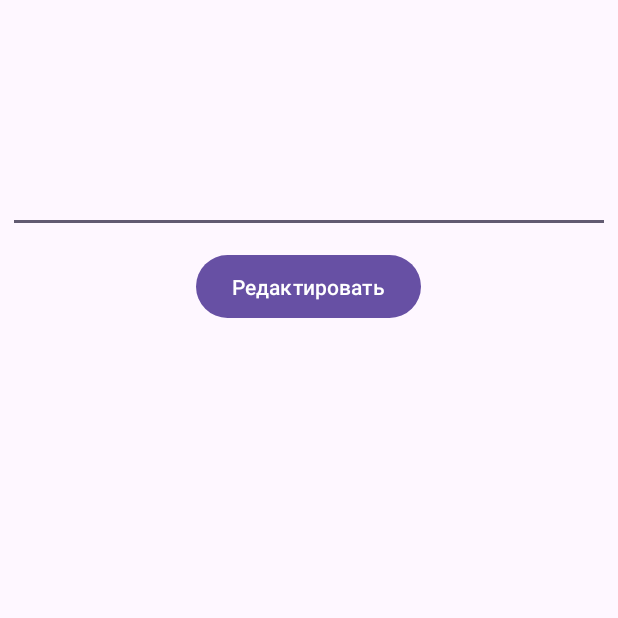
After one commit to Zats1954/fragmentUU, an Android app: the fragment Fragment2 shown on its own in the app's theme, on a phone screen of 412 x 824 dp, the top half of it. The commit adds this screen. Run offline under Robolectric (Android 15) with nearby library versions, the phone set to English and light mode, and no system bars; 1 statement that could not run was skipped.

Commit message:
return data from fragment 2

```diff
--- a/app/build.gradle.kts
+++ b/app/build.gradle.kts
@@ -1,6 +1,7 @@
 plugins {
     alias(libs.plugins.android.application)
     alias(libs.plugins.jetbrains.kotlin.android)
+    alias(libs.plugins.kotlinx.parcelize)
 }
 
 android {
--- /dev/null
+++ b/app/src/main/java/ru/zatsoft/fragments/Fragment2.kt
@@ -0,0 +1,54 @@
+package ru.zatsoft.fragments
+
+import android.os.Build
+import android.os.Bundle
+import androidx.fragment.app.Fragment
+import android.view.LayoutInflater
+import android.view.View
+import android.view.ViewGroup
+import android.widget.Button
+import android.widget.EditText
+import androidx.annotation.RequiresApi
+import androidx.fragment.app.FragmentTransaction
+
+
+class Fragment2 : Fragment(), OnFragmentDataListener {
+
+    private lateinit var onFragmentDataListener: OnFragmentDataListener
+    private var note: Note? = null
+    private lateinit var editTextId: EditText
+
+    @RequiresApi(Build.VERSION_CODES.O)
+    override fun onCreateView(
+        inflater: LayoutInflater, container: ViewGroup?,
+        savedInstanceState: Bundle?
+    ): View? {
+        note = arguments?.getParcelable("note")
+        val view = inflater.inflate(R.layout.fragment_2, container, false)
+        onFragmentDataListener = requireActivity() as OnFragmentDataListener
+        editTextId = view.findViewById(R.id.edit_text_id)
+        val btnAdd = view.findViewById<Button>(R.id.btnAdd)
+        editTextId.setText(note?.string)
+
+
+        btnAdd.setOnClickListener {
+            note?.string = editTextId.text.toString()
+            onData(note!!)
+        }
+        return view
+    }
+
+    override fun onData(note: Note){
+        val bundle = Bundle()
+        bundle.putParcelable("newNote", note)
+        bundle.putInt("key", note.id)
+        val transaction = this.fragmentManager?.beginTransaction()
+        val myFragment =  MyFragment()
+        myFragment.arguments = bundle
+
+        transaction?.replace(R.id.main,myFragment)
+        transaction?.addToBackStack(null)
+        transaction?.setTransition(FragmentTransaction.TRANSIT_FRAGMENT_FADE)
+        transaction?.commit()
+    }
+}
--- /dev/null
+++ b/app/src/main/java/ru/zatsoft/fragments/OnFragmentDataListener.kt
@@ -0,0 +1,5 @@
+package ru.zatsoft.fragments
+
+interface OnFragmentDataListener {
+    fun onData(note:Note)
+}
--- a/app/src/main/res/layout/activity_main.xml
+++ b/app/src/main/res/layout/activity_main.xml
@@ -23,10 +23,6 @@
             android:textSize="@dimen/text_size" />
     </androidx.appcompat.widget.Toolbar>
 
-  <androidx.fragment.app.FragmentContainerView
-      android:id="@+id/fragment"
-      android:layout_width="match_parent"
-      android:layout_height="wrap_content"
-      android:name="ru.zatsoft.fragments.MyFragment"/>
+
 
 </LinearLayout>
--- /dev/null
+++ b/app/src/main/res/layout/fragment_2.xml
@@ -0,0 +1,27 @@
+<?xml version="1.0" encoding="utf-8"?>
+<LinearLayout xmlns:android="http://schemas.android.com/apk/res/android"
+    xmlns:tools="http://schemas.android.com/tools"
+    android:layout_width="match_parent"
+    android:layout_height="match_parent"
+    android:orientation="vertical"
+    tools:context=".MyFragment">
+
+    <EditText
+        android:id="@+id/edit_text_id"
+        android:layout_width="match_parent"
+        android:layout_height="150dp"
+        android:layout_gravity="center"
+        android:layout_margin="@dimen/margin"
+        android:text="Hello World!"
+        />
+
+    <Button
+        android:id="@+id/btnAdd"
+        android:layout_width="wrap_content"
+        android:layout_height="50dp"
+        android:layout_gravity="center"
+        android:layout_margin="@dimen/margin"
+        android:text="@string/button_edit"
+        />
+
+</LinearLayout>
--- a/app/src/main/res/values/strings.xml
+++ b/app/src/main/res/values/strings.xml
@@ -11,4 +11,5 @@
     <string name="add">Добавить</string>
     <!-- TODO: Remove or change this placeholder text -->
     <string name="hello_blank_fragment">Hello blank fragment</string>
+    <string name="button_edit">Редактировать</string>
 </resources>
--- a/build.gradle.kts
+++ b/build.gradle.kts
@@ -2,4 +2,5 @@
 plugins {
     alias(libs.plugins.android.application) apply false
     alias(libs.plugins.jetbrains.kotlin.android) apply false
+    alias(libs.plugins.kotlinx.parcelize) apply false
 }
--- a/gradle/libs.versions.toml
+++ b/gradle/libs.versions.toml
@@ -10,6 +10,7 @@ material = "1.12.0"
 activity = "1.9.3"
 constraintlayout = "2.2.0"
 fragment = "1.6.2"
+parcelize = "2.0.0"
 
 [libraries]
 androidx-core-ktx = { group = "androidx.core", name = "core-ktx", version.ref = "coreKtx" }
@@ -26,3 +27,4 @@ androidx-fragment = { group = "androidx.fragment", name = "fragment-ktx", versio
 [plugins]
 android-application = { id = "com.android.application", version.ref = "agp" }
 jetbrains-kotlin-android = { id = "org.jetbrains.kotlin.android", version.ref = "kotlin" }
+kotlinx-parcelize = { id = "org.jetbrains.kotlin.plugin.parcelize",version.ref = "parcelize" }
```
Also changed, not shown: app/src/main/java/ru/zatsoft/fragments/CustomAdapter.kt (+20 -15 lines), app/src/main/java/ru/zatsoft/fragments/MainActivity.kt (+9 -1 lines), app/src/main/java/ru/zatsoft/fragments/MyFragment.kt (+66 -11 lines), app/src/main/java/ru/zatsoft/fragments/Note.kt (+5 -3 lines), app/src/main/res/layout/list_item.xml (+9 -7 lines).
